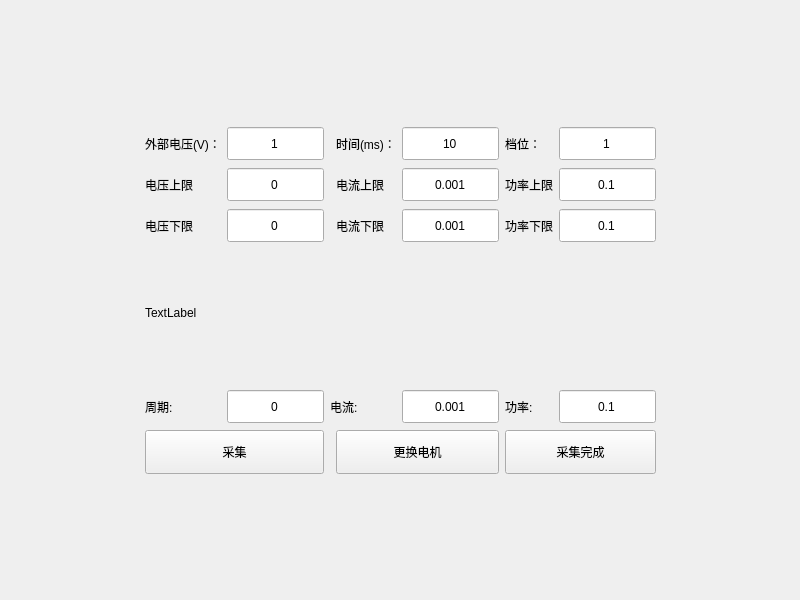
The window that ConfigBlock.ui (bloglink/aip-tester) describes before a commit, drawn with Qt 5.
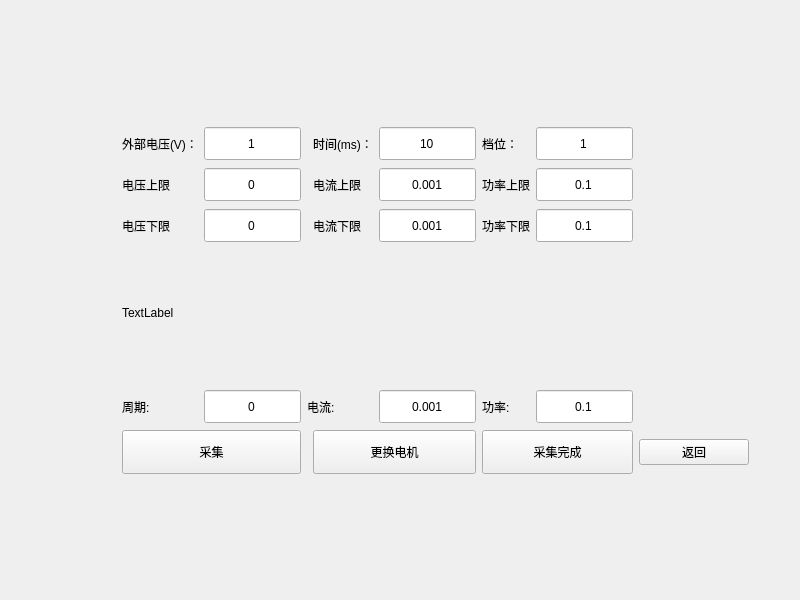
The same window after the commit.

Patch:
```diff
--- a/ConfigBlock.ui
+++ b/ConfigBlock.ui
@@ -13,41 +13,15 @@
   <property name="windowTitle">
    <string>Form</string>
   </property>
-  <layout class="QGridLayout" name="gridLayout" rowstretch="1,0,0,0,0,0,0,0,1" columnstretch="1,0,0,0,0,0,0,0,1">
-   <item row="0" column="1" colspan="7">
-    <spacer name="verticalSpacer">
-     <property name="orientation">
-      <enum>Qt::Vertical</enum>
-     </property>
-     <property name="sizeHint" stdset="0">
-      <size>
-       <width>20</width>
-       <height>40</height>
-      </size>
-     </property>
-    </spacer>
-   </item>
-   <item row="8" column="1" colspan="7">
-    <spacer name="verticalSpacer_2">
-     <property name="orientation">
-      <enum>Qt::Vertical</enum>
-     </property>
-     <property name="sizeHint" stdset="0">
-      <size>
-       <width>20</width>
-       <height>40</height>
-      </size>
-     </property>
-    </spacer>
-   </item>
-   <item row="6" column="1">
-    <widget class="QLabel" name="label_cycle">
+  <layout class="QGridLayout" name="gridLayout" rowstretch="1,0,0,0,0,0,0,0,1" columnstretch="1,0,0,0,0,0,0,0,1,0">
+   <item row="3" column="1">
+    <widget class="QLabel" name="label_2">
      <property name="text">
-      <string>周期:</string>
+      <string>电压下限</string>
      </property>
     </widget>
    </item>
-   <item row="1" column="8" rowspan="7">
+   <item row="1" column="9" rowspan="7">
     <spacer name="horizontalSpacer">
      <property name="orientation">
       <enum>Qt::Horizontal</enum>
@@ -60,44 +34,85 @@
      </property>
     </spacer>
    </item>
-   <item row="1" column="1">
-    <widget class="QLabel" name="label_grade_8">
+   <item row="2" column="4">
+    <widget class="QLabel" name="label_3">
      <property name="text">
-      <string>外部电压(V)：</string>
+      <string>电流上限</string>
      </property>
     </widget>
    </item>
-   <item row="1" column="6">
-    <widget class="QLabel" name="label_grade_9">
-     <property name="text">
-      <string>档位：</string>
+   <item row="6" column="5">
+    <widget class="QDoubleSpinBox" name="BoxCurr">
+     <property name="sizePolicy">
+      <sizepolicy hsizetype="Expanding" vsizetype="Fixed">
+       <horstretch>0</horstretch>
+       <verstretch>0</verstretch>
+      </sizepolicy>
      </property>
-    </widget>
-   </item>
-   <item row="6" column="3" colspan="2">
-    <widget class="QLabel" name="label_current">
-     <property name="text">
-      <string>电流:</string>
+     <property name="minimumSize">
+      <size>
+       <width>97</width>
+       <height>35</height>
+      </size>
      </property>
+     <property name="alignment">
+      <set>Qt::AlignCenter</set>
+     </property>
+     <property name="buttonSymbols">
+      <enum>QAbstractSpinBox::NoButtons</enum>
+     </property>
+     <property name="decimals">
+      <number>3</number>
+     </property>
+     <property name="minimum">
+      <double>0.001000000000000</double>
+     </property>
+     <property name="maximum">
+      <double>5.000000000000000</double>
+     </property>
     </widget>
    </item>
-   <item row="1" column="0" rowspan="7">
-    <spacer name="horizontalSpacer_2">
-     <property name="orientation">
-      <enum>Qt::Horizontal</enum>
+   <item row="1" column="7">
+    <widget class="QDoubleSpinBox" name="BoxGrade">
+     <property name="sizePolicy">
+      <sizepolicy hsizetype="Expanding" vsizetype="Fixed">
+       <horstretch>0</horstretch>
+       <verstretch>0</verstretch>
+      </sizepolicy>
      </property>
-     <property name="sizeHint" stdset="0">
+     <property name="minimumSize">
       <size>
-       <width>40</width>
-       <height>20</height>
+       <width>97</width>
+       <height>35</height>
       </size>
      </property>
-    </spacer>
+     <property name="alignment">
+      <set>Qt::AlignCenter</set>
+     </property>
+     <property name="buttonSymbols">
+      <enum>QAbstractSpinBox::NoButtons</enum>
+     </property>
+     <property name="decimals">
+      <number>0</number>
+     </property>
+     <property name="minimum">
+      <double>1.000000000000000</double>
+     </property>
+     <property name="maximum">
+      <double>6.000000000000000</double>
+     </property>
+    </widget>
    </item>
-   <item row="2" column="6">
-    <widget class="QLabel" name="label_5">
+   <item row="7" column="4" colspan="2">
+    <widget class="QPushButton" name="BtnChange">
+     <property name="minimumSize">
+      <size>
+       <width>0</width>
+       <height>44</height>
+      </size>
+     </property>
      <property name="text">
-      <string>功率上限</string>
+      <string>更换电机</string>
      </property>
     </widget>
    </item>
@@ -108,12 +123,18 @@
      </property>
     </widget>
    </item>
-   <item row="1" column="4">
-    <widget class="QLabel" name="label_grade_10">
-     <property name="text">
-      <string>时间(ms)：</string>
+   <item row="1" column="0" rowspan="7">
+    <spacer name="horizontalSpacer_2">
+     <property name="orientation">
+      <enum>Qt::Horizontal</enum>
      </property>
-    </widget>
+     <property name="sizeHint" stdset="0">
+      <size>
+       <width>40</width>
+       <height>20</height>
+      </size>
+     </property>
+    </spacer>
    </item>
    <item row="6" column="6">
     <widget class="QLabel" name="label_pwr">
@@ -122,24 +143,38 @@
      </property>
     </widget>
    </item>
-   <item row="3" column="6">
-    <widget class="QLabel" name="label_6">
+   <item row="2" column="6">
+    <widget class="QLabel" name="label_5">
      <property name="text">
-      <string>功率下限</string>
+      <string>功率上限</string>
      </property>
     </widget>
    </item>
-   <item row="2" column="4">
-    <widget class="QLabel" name="label_3">
-     <property name="text">
-      <string>电流上限</string>
+   <item row="2" column="2">
+    <widget class="QDoubleSpinBox" name="BoxVoltMax">
+     <property name="sizePolicy">
+      <sizepolicy hsizetype="Expanding" vsizetype="Fixed">
+       <horstretch>0</horstretch>
+       <verstretch>0</verstretch>
+      </sizepolicy>
      </property>
-    </widget>
-   </item>
-   <item row="3" column="1">
-    <widget class="QLabel" name="label_2">
-     <property name="text">
-      <string>电压下限</string>
+     <property name="minimumSize">
+      <size>
+       <width>97</width>
+       <height>35</height>
+      </size>
+     </property>
+     <property name="alignment">
+      <set>Qt::AlignCenter</set>
+     </property>
+     <property name="buttonSymbols">
+      <enum>QAbstractSpinBox::NoButtons</enum>
+     </property>
+     <property name="decimals">
+      <number>0</number>
+     </property>
+     <property name="maximum">
+      <double>255.000000000000000</double>
      </property>
     </widget>
    </item>
@@ -150,31 +185,46 @@
      </property>
     </widget>
    </item>
-   <item row="7" column="1" colspan="2">
-    <widget class="QPushButton" name="BtnCollect">
+   <item row="3" column="2">
+    <widget class="QDoubleSpinBox" name="BoxVoltMin">
+     <property name="sizePolicy">
+      <sizepolicy hsizetype="Expanding" vsizetype="Fixed">
+       <horstretch>0</horstretch>
+       <verstretch>0</verstretch>
+      </sizepolicy>
+     </property>
      <property name="minimumSize">
       <size>
-       <width>0</width>
-       <height>44</height>
+       <width>97</width>
+       <height>35</height>
       </size>
      </property>
-     <property name="text">
-      <string>采集</string>
+     <property name="alignment">
+      <set>Qt::AlignCenter</set>
+     </property>
+     <property name="buttonSymbols">
+      <enum>QAbstractSpinBox::NoButtons</enum>
+     </property>
+     <property name="decimals">
+      <number>0</number>
+     </property>
+     <property name="maximum">
+      <double>255.000000000000000</double>
      </property>
     </widget>
    </item>
-   <item row="7" column="4" colspan="2">
-    <widget class="QPushButton" name="BtnChange">
-     <property name="minimumSize">
+   <item row="8" column="1" colspan="7">
+    <spacer name="verticalSpacer_2">
+     <property name="orientation">
+      <enum>Qt::Vertical</enum>
+     </property>
+     <property name="sizeHint" stdset="0">
       <size>
-       <width>0</width>
-       <height>44</height>
+       <width>20</width>
+       <height>40</height>
       </size>
      </property>
-     <property name="text">
-      <string>更换电机</string>
-     </property>
-    </widget>
+    </spacer>
    </item>
    <item row="7" column="6" colspan="2">
     <widget class="QPushButton" name="BtnFinish">
@@ -189,8 +239,8 @@
      </property>
     </widget>
    </item>
-   <item row="1" column="7">
-    <widget class="QDoubleSpinBox" name="BoxGrade">
+   <item row="3" column="7">
+    <widget class="QDoubleSpinBox" name="BoxPowerMin">
      <property name="sizePolicy">
       <sizepolicy hsizetype="Expanding" vsizetype="Fixed">
        <horstretch>0</horstretch>
@@ -210,44 +260,34 @@
       <enum>QAbstractSpinBox::NoButtons</enum>
      </property>
      <property name="decimals">
-      <number>0</number>
+      <number>1</number>
      </property>
      <property name="minimum">
-      <double>1.000000000000000</double>
+      <double>0.100000000000000</double>
      </property>
      <property name="maximum">
-      <double>6.000000000000000</double>
+      <double>1275.000000000000000</double>
      </property>
     </widget>
    </item>
-   <item row="1" column="2">
-    <widget class="QDoubleSpinBox" name="BoxVoltage">
-     <property name="sizePolicy">
-      <sizepolicy hsizetype="Expanding" vsizetype="Fixed">
-       <horstretch>0</horstretch>
-       <verstretch>0</verstretch>
-      </sizepolicy>
+   <item row="3" column="6">
+    <widget class="QLabel" name="label_6">
+     <property name="text">
+      <string>功率下限</string>
      </property>
-     <property name="minimumSize">
-      <size>
-       <width>97</width>
-       <height>35</height>
-      </size>
+    </widget>
+   </item>
+   <item row="6" column="1">
+    <widget class="QLabel" name="label_cycle">
+     <property name="text">
+      <string>周期:</string>
      </property>
-     <property name="alignment">
-      <set>Qt::AlignCenter</set>
-     </property>
-     <property name="buttonSymbols">
-      <enum>QAbstractSpinBox::NoButtons</enum>
-     </property>
-     <property name="decimals">
-      <number>0</number>
-     </property>
-     <property name="minimum">
-      <double>1.000000000000000</double>
-     </property>
-     <property name="maximum">
-      <double>255.000000000000000</double>
+    </widget>
+   </item>
+   <item row="6" column="3" colspan="2">
+    <widget class="QLabel" name="label_current">
+     <property name="text">
+      <string>电流:</string>
      </property>
     </widget>
    </item>
@@ -282,8 +322,8 @@
      </property>
     </widget>
    </item>
-   <item row="2" column="2">
-    <widget class="QDoubleSpinBox" name="BoxVoltMax">
+   <item row="1" column="2">
+    <widget class="QDoubleSpinBox" name="BoxVolt">
      <property name="sizePolicy">
       <sizepolicy hsizetype="Expanding" vsizetype="Fixed">
        <horstretch>0</horstretch>
@@ -304,68 +344,12 @@
      </property>
      <property name="decimals">
       <number>0</number>
-     </property>
-     <property name="maximum">
-      <double>255.000000000000000</double>
-     </property>
-    </widget>
-   </item>
-   <item row="3" column="2">
-    <widget class="QDoubleSpinBox" name="BoxVoltMin">
-     <property name="sizePolicy">
-      <sizepolicy hsizetype="Expanding" vsizetype="Fixed">
-       <horstretch>0</horstretch>
-       <verstretch>0</verstretch>
-      </sizepolicy>
-     </property>
-     <property name="minimumSize">
-      <size>
-       <width>97</width>
-       <height>35</height>
-      </size>
-     </property>
-     <property name="alignment">
-      <set>Qt::AlignCenter</set>
-     </property>
-     <property name="buttonSymbols">
-      <enum>QAbstractSpinBox::NoButtons</enum>
-     </property>
-     <property name="decimals">
-      <number>0</number>
-     </property>
-     <property name="maximum">
-      <double>255.000000000000000</double>
-     </property>
-    </widget>
-   </item>
-   <item row="2" column="5">
-    <widget class="QDoubleSpinBox" name="BoxCurrentMax">
-     <property name="sizePolicy">
-      <sizepolicy hsizetype="Expanding" vsizetype="Fixed">
-       <horstretch>0</horstretch>
-       <verstretch>0</verstretch>
-      </sizepolicy>
-     </property>
-     <property name="minimumSize">
-      <size>
-       <width>97</width>
-       <height>35</height>
-      </size>
-     </property>
-     <property name="alignment">
-      <set>Qt::AlignCenter</set>
-     </property>
-     <property name="buttonSymbols">
-      <enum>QAbstractSpinBox::NoButtons</enum>
-     </property>
-     <property name="decimals">
-      <number>3</number>
      </property>
      <property name="minimum">
-      <double>0.001000000000000</double>
+      <double>1.000000000000000</double>
      </property>
      <property name="maximum">
-      <double>5.000000000000000</double>
+      <double>255.000000000000000</double>
      </property>
     </widget>
    </item>
@@ -400,6 +384,140 @@
      </property>
     </widget>
    </item>
+   <item row="1" column="6">
+    <widget class="QLabel" name="label_grade_9">
+     <property name="text">
+      <string>档位：</string>
+     </property>
+    </widget>
+   </item>
+   <item row="6" column="2">
+    <widget class="QDoubleSpinBox" name="BoxFreq">
+     <property name="sizePolicy">
+      <sizepolicy hsizetype="Expanding" vsizetype="Fixed">
+       <horstretch>0</horstretch>
+       <verstretch>0</verstretch>
+      </sizepolicy>
+     </property>
+     <property name="minimumSize">
+      <size>
+       <width>97</width>
+       <height>35</height>
+      </size>
+     </property>
+     <property name="alignment">
+      <set>Qt::AlignCenter</set>
+     </property>
+     <property name="buttonSymbols">
+      <enum>QAbstractSpinBox::NoButtons</enum>
+     </property>
+     <property name="decimals">
+      <number>0</number>
+     </property>
+    </widget>
+   </item>
+   <item row="1" column="4">
+    <widget class="QLabel" name="label_grade_10">
+     <property name="text">
+      <string>时间(ms)：</string>
+     </property>
+    </widget>
+   </item>
+   <item row="6" column="7">
+    <widget class="QDoubleSpinBox" name="BoxPower">
+     <property name="sizePolicy">
+      <sizepolicy hsizetype="Expanding" vsizetype="Fixed">
+       <horstretch>0</horstretch>
+       <verstretch>0</verstretch>
+      </sizepolicy>
+     </property>
+     <property name="minimumSize">
+      <size>
+       <width>97</width>
+       <height>35</height>
+      </size>
+     </property>
+     <property name="alignment">
+      <set>Qt::AlignCenter</set>
+     </property>
+     <property name="buttonSymbols">
+      <enum>QAbstractSpinBox::NoButtons</enum>
+     </property>
+     <property name="decimals">
+      <number>1</number>
+     </property>
+     <property name="minimum">
+      <double>0.100000000000000</double>
+     </property>
+     <property name="maximum">
+      <double>1275.000000000000000</double>
+     </property>
+    </widget>
+   </item>
+   <item row="2" column="5">
+    <widget class="QDoubleSpinBox" name="BoxCurrMax">
+     <property name="sizePolicy">
+      <sizepolicy hsizetype="Expanding" vsizetype="Fixed">
+       <horstretch>0</horstretch>
+       <verstretch>0</verstretch>
+      </sizepolicy>
+     </property>
+     <property name="minimumSize">
+      <size>
+       <width>97</width>
+       <height>35</height>
+      </size>
+     </property>
+     <property name="alignment">
+      <set>Qt::AlignCenter</set>
+     </property>
+     <property name="buttonSymbols">
+      <enum>QAbstractSpinBox::NoButtons</enum>
+     </property>
+     <property name="decimals">
+      <number>3</number>
+     </property>
+     <property name="minimum">
+      <double>0.001000000000000</double>
+     </property>
+     <property name="maximum">
+      <double>5.000000000000000</double>
+     </property>
+    </widget>
+   </item>
+   <item row="1" column="1">
+    <widget class="QLabel" name="label_grade_8">
+     <property name="text">
+      <string>外部电压(V)：</string>
+     </property>
+    </widget>
+   </item>
+   <item row="7" column="1" colspan="2">
+    <widget class="QPushButton" name="BtnCollect">
+     <property name="minimumSize">
+      <size>
+       <width>0</width>
+       <height>44</height>
+      </size>
+     </property>
+     <property name="text">
+      <string>采集</string>
+     </property>
+    </widget>
+   </item>
+   <item row="0" column="1" colspan="7">
+    <spacer name="verticalSpacer">
+     <property name="orientation">
+      <enum>Qt::Vertical</enum>
+     </property>
+     <property name="sizeHint" stdset="0">
+      <size>
+       <width>20</width>
+       <height>40</height>
+      </size>
+     </property>
+    </spacer>
+   </item>
    <item row="2" column="7">
     <widget class="QDoubleSpinBox" name="BoxPowerMax">
      <property name="sizePolicy">
@@ -431,37 +549,6 @@
      </property>
     </widget>
    </item>
-   <item row="3" column="7">
-    <widget class="QDoubleSpinBox" name="BoxPowerMin">
-     <property name="sizePolicy">
-      <sizepolicy hsizetype="Expanding" vsizetype="Fixed">
-       <horstretch>0</horstretch>
-       <verstretch>0</verstretch>
-      </sizepolicy>
-     </property>
-     <property name="minimumSize">
-      <size>
-       <width>97</width>
-       <height>35</height>
-      </size>
-     </property>
-     <property name="alignment">
-      <set>Qt::AlignCenter</set>
-     </property>
-     <property name="buttonSymbols">
-      <enum>QAbstractSpinBox::NoButtons</enum>
-     </property>
-     <property name="decimals">
-      <number>1</number>
-     </property>
-     <property name="minimum">
-      <double>0.100000000000000</double>
-     </property>
-     <property name="maximum">
-      <double>1275.000000000000000</double>
-     </property>
-    </widget>
-   </item>
    <item row="4" column="1" colspan="7">
     <widget class="QLabel" name="LabelWave">
      <property name="sizePolicy">
@@ -481,90 +568,10 @@
      </property>
     </widget>
    </item>
-   <item row="6" column="2">
-    <widget class="QDoubleSpinBox" name="BoxFreq">
-     <property name="sizePolicy">
-      <sizepolicy hsizetype="Expanding" vsizetype="Fixed">
-       <horstretch>0</horstretch>
-       <verstretch>0</verstretch>
-      </sizepolicy>
-     </property>
-     <property name="minimumSize">
-      <size>
-       <width>97</width>
-       <height>35</height>
-      </size>
-     </property>
-     <property name="alignment">
-      <set>Qt::AlignCenter</set>
-     </property>
-     <property name="buttonSymbols">
-      <enum>QAbstractSpinBox::NoButtons</enum>
-     </property>
-     <property name="decimals">
-      <number>0</number>
-     </property>
-    </widget>
-   </item>
-   <item row="6" column="5">
-    <widget class="QDoubleSpinBox" name="BoxCurrent">
-     <property name="sizePolicy">
-      <sizepolicy hsizetype="Expanding" vsizetype="Fixed">
-       <horstretch>0</horstretch>
-       <verstretch>0</verstretch>
-      </sizepolicy>
-     </property>
-     <property name="minimumSize">
-      <size>
-       <width>97</width>
-       <height>35</height>
-      </size>
-     </property>
-     <property name="alignment">
-      <set>Qt::AlignCenter</set>
-     </property>
-     <property name="buttonSymbols">
-      <enum>QAbstractSpinBox::NoButtons</enum>
-     </property>
-     <property name="decimals">
-      <number>3</number>
-     </property>
-     <property name="minimum">
-      <double>0.001000000000000</double>
-     </property>
-     <property name="maximum">
-      <double>5.000000000000000</double>
-     </property>
-    </widget>
-   </item>
-   <item row="6" column="7">
-    <widget class="QDoubleSpinBox" name="BoxPower">
-     <property name="sizePolicy">
-      <sizepolicy hsizetype="Expanding" vsizetype="Fixed">
-       <horstretch>0</horstretch>
-       <verstretch>0</verstretch>
-      </sizepolicy>
-     </property>
-     <property name="minimumSize">
-      <size>
-       <width>97</width>
-       <height>35</height>
-      </size>
-     </property>
-     <property name="alignment">
-      <set>Qt::AlignCenter</set>
-     </property>
-     <property name="buttonSymbols">
-      <enum>QAbstractSpinBox::NoButtons</enum>
-     </property>
-     <property name="decimals">
-      <number>1</number>
-     </property>
-     <property name="minimum">
-      <double>0.100000000000000</double>
-     </property>
-     <property name="maximum">
-      <double>1275.000000000000000</double>
+   <item row="7" column="8">
+    <widget class="QPushButton" name="BtnExit">
+     <property name="text">
+      <string>返回</string>
      </property>
     </widget>
    </item>
```
Left out of the diff: 4 changed lines with no effect on the pictures.
